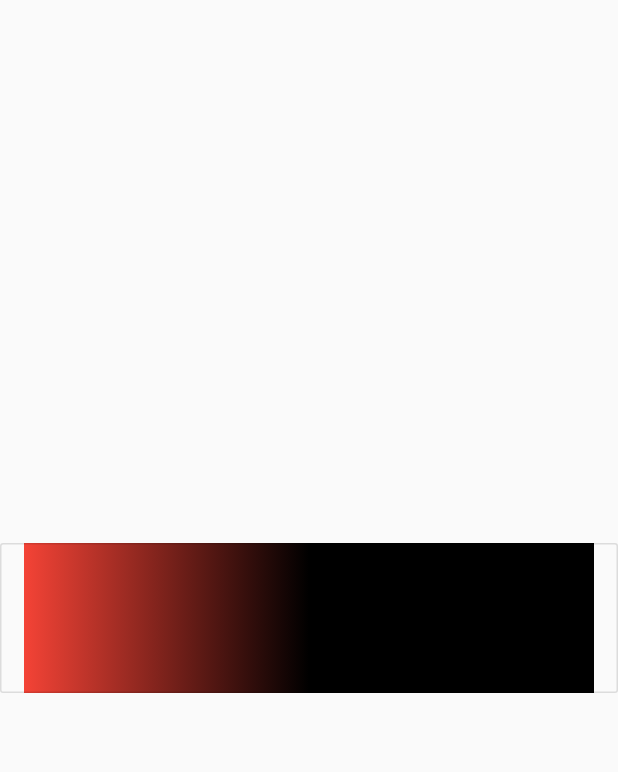
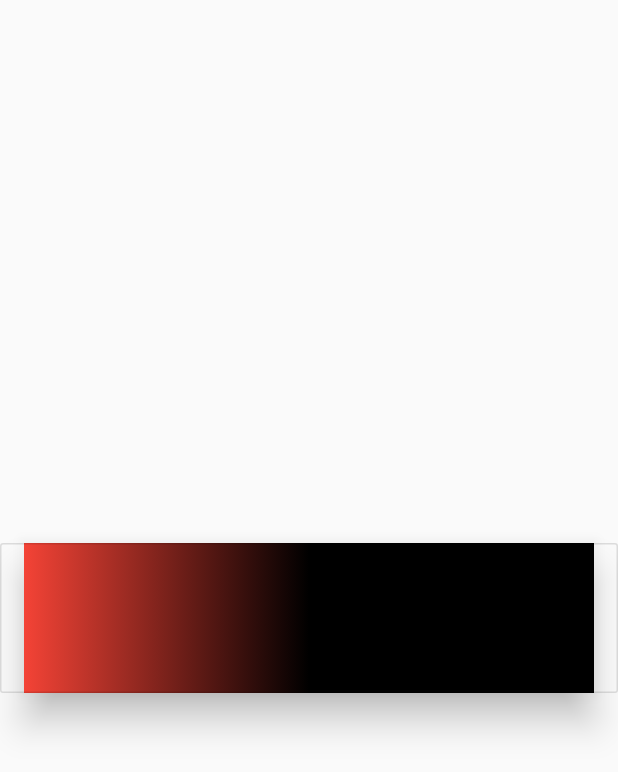
Before and after one commit to VB10/hwaflutter, a Flutter app: the screen it shows after launch, on a phone screen of 412 x 824 dp. Shown: the top 772 px of the screen. Run offline on Flutter 3.47's test engine with Material 2 defaults, Android fonts, the phone set to English and light mode, and no system bars.

Commit message:
statles widget add

```diff
--- a/lib/main.dart
+++ b/lib/main.dart
@@ -1,4 +1,5 @@
 import 'package:flutter/material.dart';
+import 'package:hwatutorial/widgets/shadow.dart';
 
 void main() => runApp(MyApp());
 
@@ -20,6 +21,8 @@ class TutorailOnePage extends StatelessWidget {
   @override
   Widget build(BuildContext context) {
     return Container(
+        child: ShadowWidget(
+          elevation: 30,
       child: Text(
         "Settings",
         style: const TextStyle(
@@ -28,6 +31,7 @@ class TutorailOnePage extends StatelessWidget {
             fontFamily: "Akronim",
             fontStyle: FontStyle.normal,
             fontSize: 30),
+      ),
     ));
   }
 }
@@ -43,12 +47,14 @@ class TutorailButtonPage extends StatelessWidget {
   Widget build(BuildContext context) {
     return OutlineButton(
       onPressed: () => this.onPress(),
+      child: ShadowWidget(
         child: Container(
           height: 100,
           decoration: BoxDecoration(
               gradient: LinearGradient(
                   colors: [Colors.red, Colors.black], stops: [0.0, 0.5])),
         ),
+      ),
     );
   }
 }
--- /dev/null
+++ b/lib/widgets/shadow.dart
@@ -0,0 +1,19 @@
+import 'package:flutter/material.dart';
+
+class ShadowWidget extends StatelessWidget {
+  const ShadowWidget(
+      {Key key, @required this.child, this.elevation, this.color})
+      : super(key: key);
+
+  final Widget child;
+  final double elevation;
+  final Color color;
+  @override
+  Widget build(BuildContext context) {
+    return Material(
+        shadowColor: this.color ?? Colors.black,
+        elevation: this.elevation ?? 10,
+        child: this.child);
+  }
+}
+// UI = F(state)
```
Lines whose indentation alone changed are shown as unchanged.
